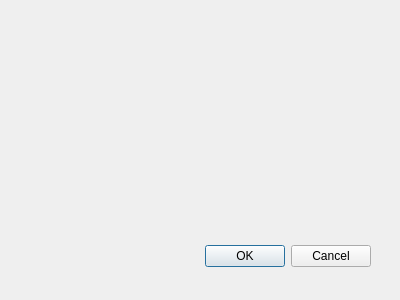
The window that soundGEN/widgets/dialogfunctions.ui (Posedelov-Evgeniy/Sgen) describes before a commit, drawn with Qt 5.
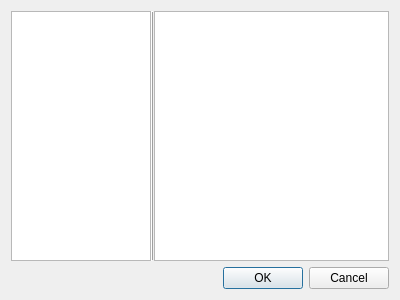
The same window after the commit.

The edit to the form file:
```diff
--- a/soundGEN/widgets/dialogfunctions.ui
+++ b/soundGEN/widgets/dialogfunctions.ui
@@ -34,15 +34,55 @@
   <property name="modal">
    <bool>true</bool>
   </property>
+  <layout class="QVBoxLayout" name="verticalLayout">
+   <item>
+    <layout class="QHBoxLayout" name="horizontalLayout">
+     <property name="spacing">
+      <number>0</number>
+     </property>
+     <item>
+      <widget class="QListWidget" name="functions_listWidget">
+       <property name="sizePolicy">
+        <sizepolicy hsizetype="Expanding" vsizetype="Minimum">
+         <horstretch>0</horstretch>
+         <verstretch>0</verstretch>
+        </sizepolicy>
+       </property>
+       <property name="minimumSize">
+        <size>
+         <width>140</width>
+         <height>0</height>
+        </size>
+       </property>
+       <property name="maximumSize">
+        <size>
+         <width>140</width>
+         <height>16777215</height>
+        </size>
+       </property>
+      </widget>
+     </item>
+     <item>
+      <widget class="Line" name="line">
+       <property name="frameShadow">
+        <enum>QFrame::Raised</enum>
+       </property>
+       <property name="orientation">
+        <enum>Qt::Vertical</enum>
+       </property>
+      </widget>
+     </item>
+     <item>
+      <layout class="QVBoxLayout" name="description_layout">
+       <item>
+        <widget class="QPlainTextEdit" name="descriptions_text"/>
+       </item>
+      </layout>
+     </item>
+    </layout>
+   </item>
+   <item>
   <widget class="QDialogButtonBox" name="buttonBox">
-   <property name="geometry">
-    <rect>
-     <x>30</x>
-     <y>240</y>
-     <width>341</width>
-     <height>32</height>
-    </rect>
-   </property>
    <property name="orientation">
     <enum>Qt::Horizontal</enum>
    </property>
@@ -50,6 +90,8 @@
     <set>QDialogButtonBox::Cancel|QDialogButtonBox::Ok</set>
    </property>
   </widget>
+   </item>
+  </layout>
  </widget>
  <resources/>
  <connections>
```
Left out of the diff: 2 changed lines with no effect on the pictures. Lines whose indentation alone changed are shown as unchanged.
